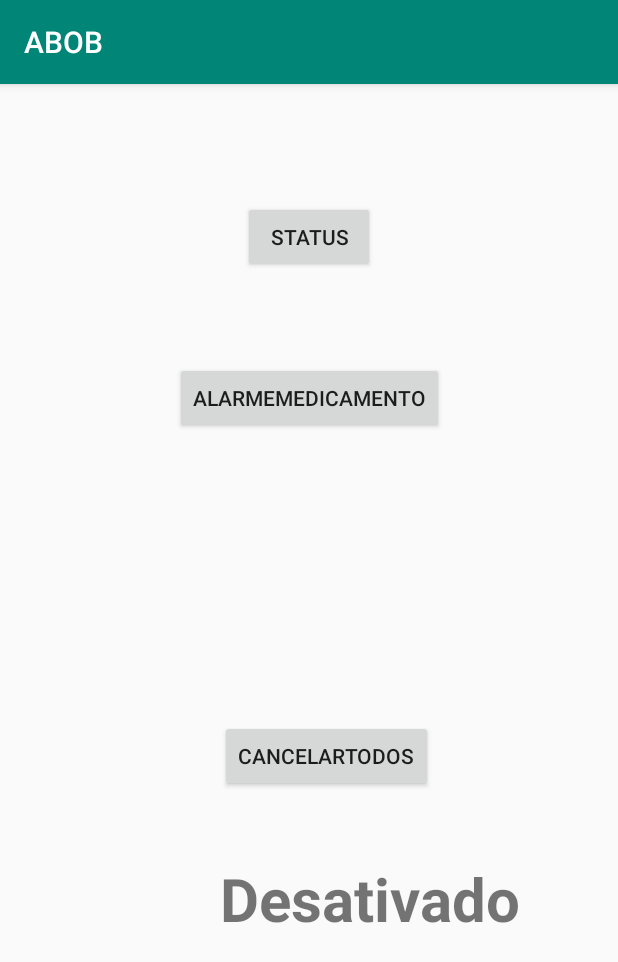
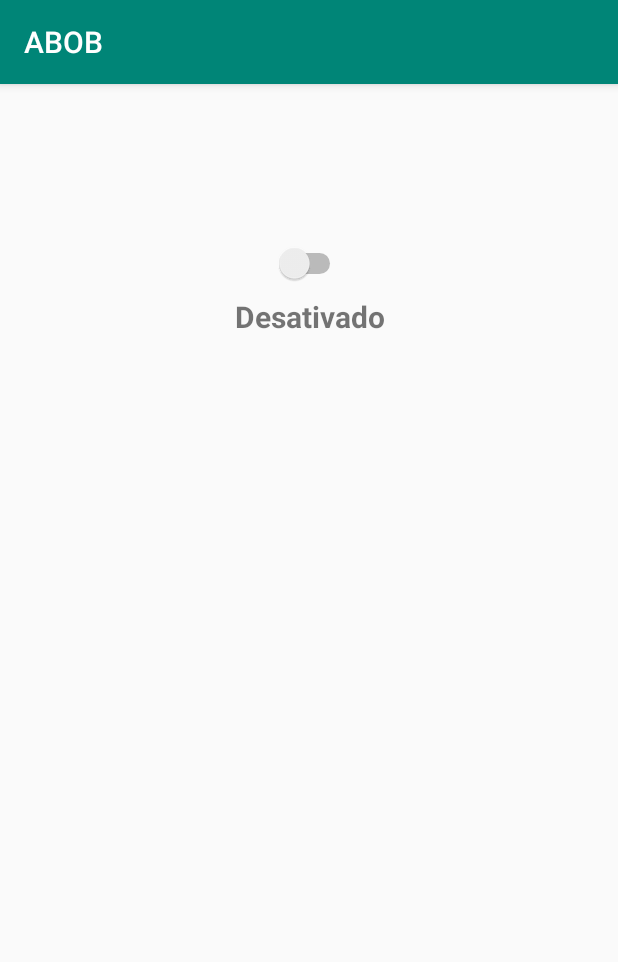
Before and after one commit to 0tavi0/ABOB, an Android app: the AlarmMedicamentoActivity screen opened directly, with no data from a screen before it, on a phone screen of 412 x 824 dp. Shown: the top 962 px of the screen. Run offline under Robolectric (Android 15) with nearby library versions, the phone set to English and light mode, and no system bars; 1 statement that could not run was skipped.

```diff
--- a/app/src/main/java/com/example/otavioaugusto/abob/view/AlarmMedicamentoActivity.kt
+++ b/app/src/main/java/com/example/otavioaugusto/abob/view/AlarmMedicamentoActivity.kt
@@ -29,34 +29,23 @@ class AlarmMedicamentoActivity : AppCompatActivity() {
         workManager = WorkManager.getInstance()!!
 
 
-        btnAlarme.setOnClickListener {
-
-
-            setupPeriodicWorker()
-        }
-
-        btnCancelar.setOnClickListener {
-
-            val myWorkId = periodicWorkRequest.getId()
-
-            workManager.cancelWorkById(myWorkId)
-            Log.e("cancelado", "" + myWorkId)
-            txtStatus.text = "Desativado"
-
-
-        }
-
-        btnStatus.setOnClickListener {
-            Log.e("status", "sdsd")
-
-
+        switch1.setOnClickListener {
+            if (switch1.isChecked){
+                AlarmMedicamento()
+                txtStatus.text = "Ativado"
+            }else{
+                cancelarAlarm()
+                txtStatus.text = "Desativado"
+            }
 
         }
 
 
+
+
     }
 
-    fun setupPeriodicWorker() {
+    fun AlarmMedicamento() {
 
 
         val calendar = Calendar.getInstance()
@@ -99,37 +88,27 @@ class AlarmMedicamentoActivity : AppCompatActivity() {
 
     fun getStatus(id:UUID) {
         WorkManager.getInstance().getStatusById(id)?.apply {
-           // observeForever(observer)
             observeForever (observer)
         }
-        //println("111===========${WorkManager.getInstance().getStatusesByTag(id)}====${WorkManager.getInstance().getStatusesByTag(id)?.value?.size}")
     }
     val observer=object :android.arch.lifecycle.Observer<WorkStatus> {
         override fun onChanged(t: WorkStatus?) {
             Log.e("State", ""+ t!!.state)
 
             if (t!!.state == State.ENQUEUED || t!!.state == State.RUNNING){
-                txtStatus.text = "Ativado"
+                Log.e("State", "ativado")
+
             }
         }
 
-//        override fun onChanged(t: MutableList<WorkStatus>?) {
-//            println("00=================${t?.size}")
-//            (0 until (t?.size?:0)).forEach {
-//                var workstaus = t!![it]
-//
-//                Log.e("State", ""+workstaus.state)
-//
-//                if (workstaus.state == State.ENQUEUED){
-//                    Log.e("Medicamento não ativado","true" )
-//                    txtStatus.text = "Desativado"
-//                }
-//
-//                println("${it}==============${workstaus.id}====${workstaus.state}//${workstaus.state.isFinished}")
-//            }
-//        }
+    }
+
+    fun cancelarAlarm(){
+        val myWorkId = periodicWorkRequest.getId()
+
+        workManager.cancelWorkById(myWorkId)
+
     }
 
 
-
     }
--- a/app/src/main/res/layout/activity_alarm_medicamento.xml
+++ b/app/src/main/res/layout/activity_alarm_medicamento.xml
@@ -7,36 +7,23 @@
         android:layout_height="match_parent"
         tools:context=".view.AlarmMedicamentoActivity">
 
-    <Button
-            android:text="alarmeMedicamento"
+
+    <TextView
+            android:text="Desativado"
+            android:textSize="20sp"
+            android:textStyle="bold"
+            android:layout_width="wrap_content"
+            android:layout_height="26dp"
+            android:id="@+id/txtStatus"
+            android:layout_marginTop="8dp"
+            app:layout_constraintTop_toBottomOf="@+id/switch1" app:layout_constraintEnd_toEndOf="@+id/switch1"
+            app:layout_constraintStart_toStartOf="@+id/switch1"/>
+    <Switch
             android:layout_width="wrap_content"
             android:layout_height="wrap_content"
-            android:id="@+id/btnAlarme"
-            app:layout_constraintTop_toTopOf="parent"
-            app:layout_constraintStart_toStartOf="parent" android:layout_marginTop="185dp"
-            app:layout_constraintEnd_toEndOf="parent"/>
-    <Button
-            android:text="CancelarTodos"
-            android:layout_width="wrap_content"
-            android:layout_height="wrap_content"
-            android:id="@+id/btnCancelar" android:layout_marginTop="169dp"
-            app:layout_constraintTop_toBottomOf="@+id/btnStatus" app:layout_constraintEnd_toEndOf="@+id/btnAlarme"
-            android:layout_marginBottom="168dp" app:layout_constraintBottom_toBottomOf="parent"
-            android:layout_marginEnd="7dp"/>
-    <Button
-            android:text="Status"
-            android:layout_width="wrap_content"
-            android:layout_height="wrap_content"
-            android:id="@+id/btnStatus" app:layout_constraintTop_toTopOf="parent"
-            app:layout_constraintStart_toStartOf="parent" android:layout_marginTop="78dp"
-            app:layout_constraintEnd_toEndOf="parent"/>
-    <TextView
-            android:text="Desativado"
-            android:textSize="40sp"
-            android:textStyle="bold"
-            android:layout_width="wrap_content"
-            android:layout_height="wrap_content"
-            android:id="@+id/txtStatus"
-            app:layout_constraintStart_toStartOf="@+id/btnCancelar" android:layout_marginTop="44dp"
-            app:layout_constraintTop_toBottomOf="@+id/btnCancelar"/>
+            android:id="@+id/switch1"
+            tools:ignore="MissingConstraints" android:layout_marginEnd="160dp"
+            app:layout_constraintEnd_toEndOf="parent" app:layout_constraintStart_toStartOf="parent"
+            android:layout_marginStart="161dp" android:layout_marginTop="106dp"
+            app:layout_constraintTop_toTopOf="parent"/>
 </android.support.constraint.ConstraintLayout>
```
Also changed, not shown: app/src/main/res/layout/activity_main.xml (+16 -6 lines), app/src/main/res/drawable/ic_alarm.png (added).
